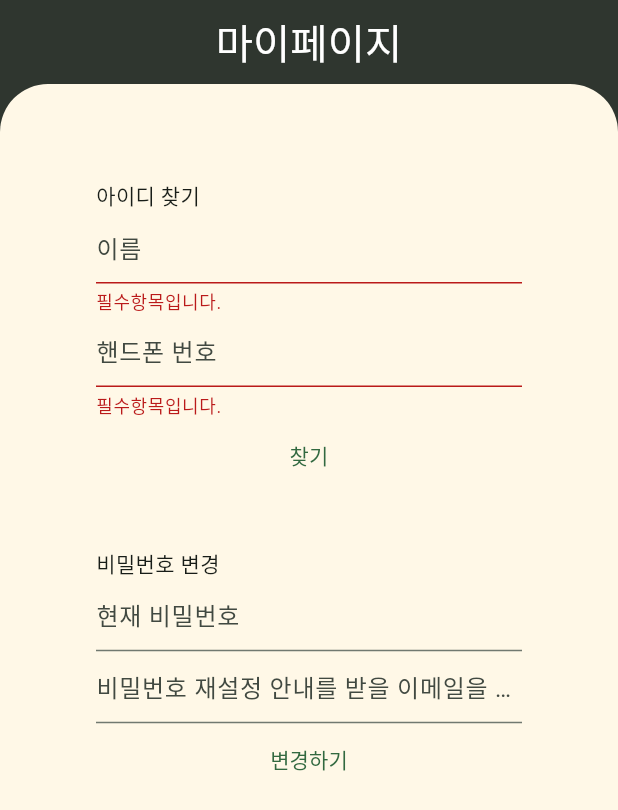
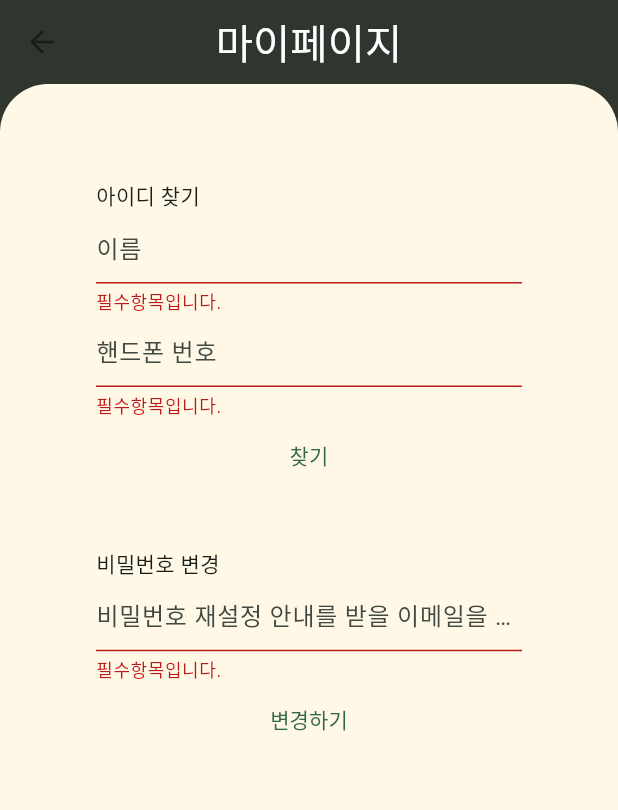
Before and after one commit to ALSDlab/birthday_presents_web_app, a Flutter app: the ChangePasswordPage screen opened directly, after a tap on "찾기", after a tap on "변경하기", on a phone screen of 412 x 824 dp. Shown: the top 810 px of the screen. Run offline on Flutter 3.47's test engine with Material 3 defaults, Android fonts, the phone set to English and light mode, and no system bars; our stand-ins replace badges, bootstrap_icons, cached_network_image, cloud_firestore, connectivity_plus, firebase_auth and 8 more; missing offline and left inert: bootpay, dart:html, daum_postcode_search, kpostal_web; accounts and stored records are empty; generated files the repository leaves out were written again; Roboto replaces fonts that are missing (Jalnan, Kopub).

Commit message:
add: 아이디 찾기 기능 완료, 비밀번호 찾기 일부 완료

```diff
--- a/lib/view/page/change_password_page/change_password_page.dart
+++ b/lib/view/page/change_password_page/change_password_page.dart
@@ -1,6 +1,7 @@
 import 'package:firebase_auth/firebase_auth.dart';
 import 'package:flutter/material.dart';
 import 'package:flutter_screenutil/flutter_screenutil.dart';
+import 'package:go_router/go_router.dart';
 import 'package:myk_market_app/view/page/change_password_page/change_password_page_view_model.dart';
 
 class ChangePasswordPage extends StatefulWidget {
@@ -11,7 +12,6 @@ class ChangePasswordPage extends StatefulWidget {
 }
 
 class _ChangePasswordPageState extends State<ChangePasswordPage> {
-  final _currentPasswordController = TextEditingController();
   final _emailController = TextEditingController();
   final _phoneController = TextEditingController();
   final _nameController = TextEditingController();
@@ -19,12 +19,19 @@ class _ChangePasswordPageState extends State<ChangePasswordPage> {
   final GlobalKey<FormState> _formKey2 = GlobalKey<FormState>();
 
   @override
+  void dispose() {
+    _emailController.dispose();
+    _phoneController.dispose();
+    _nameController.dispose();
+    super.dispose();
+  }
+
+  @override
   Widget build(BuildContext context) {
     final viewModel = ChangePasswordViewModel();
 
     return Scaffold(
       appBar: AppBar(
-        automaticallyImplyLeading: false,
         backgroundColor: const Color(0xFF2F362F),
         title: const Text(
           '마이페이지',
@@ -75,16 +82,27 @@ class _ChangePasswordPageState extends State<ChangePasswordPage> {
                     if (_formKey.currentState!.validate()) {
                       String id = await viewModel.findDocumentId(
                           _nameController.text, _phoneController.text);
-                      if (mounted) {
+
                       showDialog(
                         context: context,
                         builder: (context) {
                           return AlertDialog(
-                              content: Text('id는 $id 입니다.'),
+                            content: id != ''
+                                ? Text('id는 $id 입니다.')
+                                : Text(
+                                    '입력하신 정보로 아이디를 찾을 수 없습니다. \n다시 시도해주시거나 회원가입을 해주세요.'),
+                            actions: [
+                              TextButton(
+                                onPressed: () {
+                                  Navigator.pop(context);
+                                  context.go('/profile_page/login_page');
+                                },
+                                child: const Text('확인'),
+                              ),
+                            ],
                           );
                         },
                       );
-                      }
                     }
                   },
                   child: Text('찾기'),
@@ -95,37 +113,55 @@ class _ChangePasswordPageState extends State<ChangePasswordPage> {
                 Text('비밀번호 변경'),
                 Form(
                   key: _formKey2,
-                  child: Column(
-                    children: [
-                      TextFormField(
-                        controller: _currentPasswordController,
-                        decoration: InputDecoration(hintText: '현재 비밀번호'),
-                        obscureText: true,
+                  child: TextFormField(
+                    controller: _emailController,
+                    decoration: InputDecoration(
+                        hintText: '비밀번호 재설정 안내를 받을 이메일을 입력해주세요.'),
                     validator: (value) {
                       if (value == null || value.isEmpty) {
                         return '필수항목입니다.';
                       }
-                          return null;
-                        },
-                      ),
-                      TextFormField(
-                        controller: _emailController,
-                        decoration: InputDecoration(
-                            hintText: '비밀번호 재설정 안내를 받을 이메일을 입력해주세요.'),
-                        obscureText: true,
-                        validator: (value) {
-                          if (value == null || value.isEmpty) {
-                            return '필수항목입니다.';
+                      final RegExp emailRegExp = RegExp(
+                          r'^[\w-]+(\.[\w-]+)*@([\w-]+\.)+[a-zA-Z]{2,7}$');
+                      if (!emailRegExp.hasMatch(value)) {
+                        return '유효한 이메일 주소를 입력하세요.';
                       }
                       return null;
                     },
                   ),
-                    ],
-                  ),
                 ),
                 TextButton(
                   child: Text('변경하기'),
-                  onPressed: () {},
+                  onPressed: () async {
+                    if (_formKey2.currentState!.validate()) {
+                      try {
+                        await FirebaseAuth.instance
+                            .sendPasswordResetEmail(email: _emailController.text);
+                      } catch (e) {
+                        print(e);
+                      }
+
+                      if (context.mounted) {
+                        showDialog(
+                          context: context,
+                          builder: (context) {
+                            return AlertDialog(
+                              content: Text('비밀번호 재설정 메일을 보냈습니다. \n메일을 확인해주세요. '),
+                              actions: [
+                                TextButton(
+                                  onPressed: () {
+                                    Navigator.pop(context);
+                                    context.go('/profile_page/login_page');
+                                  },
+                                  child: const Text('확인'),
+                                ),
+                              ],
+                            );
+                          },
+                        );
+                      }
+                    }
+                  },
                 ),
               ],
             ),
```
Also changed, not shown: lib/view/page/change_password_page/change_password_page_view_model.dart (+6 -4 lines), lib/view/page/login_page/login_page.dart (+8 -5 lines), pubspec.lock. Lines whose indentation alone changed are shown as unchanged.
